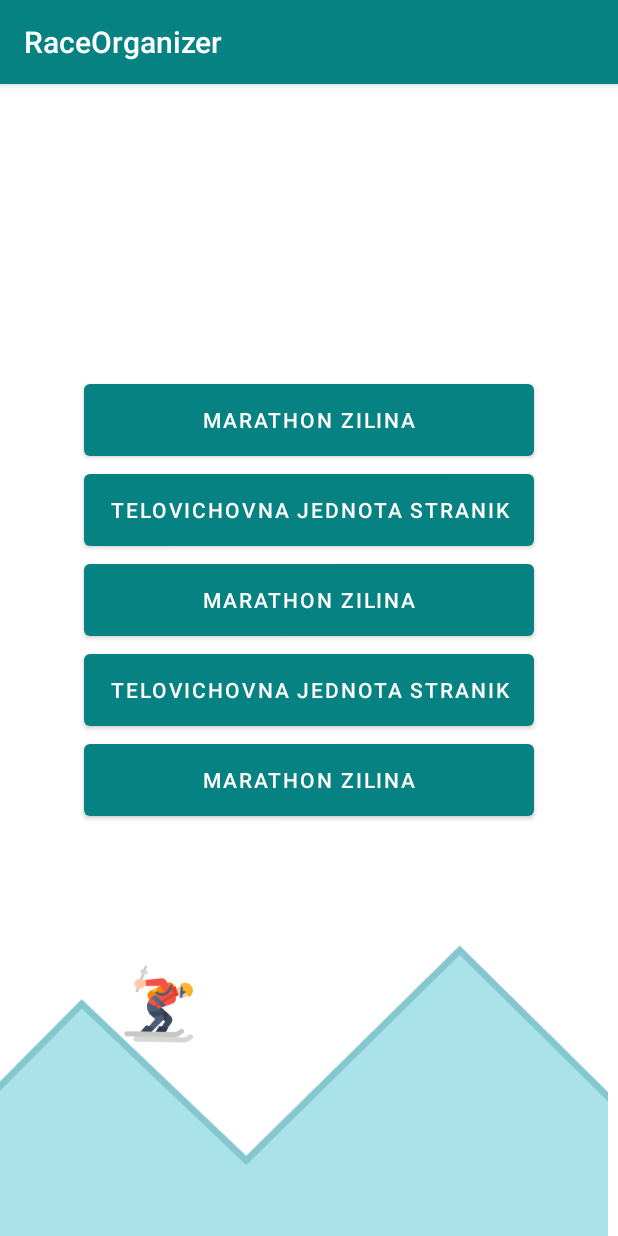
After one commit to lukisko/RaceOrganizer, an Android app: the list_of_races screen opened through its navigation route, on a phone screen of 412 x 824 dp. The commit adds this screen. Run offline under Robolectric (Android 15) with nearby library versions, the light colour scheme and no system bars; our stand-ins replace navigation-ui.

Commit message:
missing one view have to change races list

```diff
--- a/app/build.gradle
+++ b/app/build.gradle
@@ -28,13 +28,16 @@ android {
 }
 
 dependencies {
+    implementation 'androidx.recyclerview:recyclerview:1.2.1'
 
     implementation 'androidx.appcompat:appcompat:1.4.1'
     implementation 'com.google.android.material:material:1.5.0'
     implementation 'androidx.constraintlayout:constraintlayout:2.1.3'
-    implementation 'androidx.navigation:navigation-fragment:2.4.1'
+
+    implementation 'androidx.navigation:navigation-fragment:2.4.2'
     implementation 'androidx.legacy:legacy-support-v4:1.0.0'
     implementation 'androidx.navigation:navigation-ui:2.4.2'
+
     testImplementation 'junit:junit:4.13.2'
     androidTestImplementation 'androidx.test.ext:junit:1.1.3'
     androidTestImplementation 'androidx.test.espresso:espresso-core:3.4.0'
--- a/app/src/main/AndroidManifest.xml
+++ b/app/src/main/AndroidManifest.xml
@@ -10,7 +10,7 @@
         android:supportsRtl="true"
         android:theme="@style/Theme.RaceOrganizer">
         <activity
-            android:name=".MainActivity"
+            android:name=".View.MainActivity"
             android:exported="true">
             <intent-filter>
                 <action android:name="android.intent.action.MAIN" />
--- /dev/null
+++ b/app/src/main/java/com/example/raceorganizer/Model/Checkpoints.java
@@ -0,0 +1,4 @@
+package com.example.raceorganizer.Model;
+
+public class Checkpoints {
+}
--- /dev/null
+++ b/app/src/main/java/com/example/raceorganizer/Model/Race.java
@@ -0,0 +1,56 @@
+package com.example.raceorganizer.Model;
+
+import java.util.Date;
+
+public class Race {
+    private String name;
+    private Date start;
+    private Date end;
+    private RaceType raceType;
+    private int participantsAmount;
+
+    public Race(String name) {
+        this.name = name;
+    }
+
+    public void setName(String name) {
+        this.name = name;
+    }
+
+    public void setStart(Date start) {
+        this.start = start;
+    }
+
+    public void setEnd(Date end) {
+        this.end = end;
+    }
+
+    public void setRaceType(RaceType raceType) {
+        this.raceType = raceType;
+    }
+
+    public void setParticipantsAmount(int participantsAmount) {
+        this.participantsAmount = participantsAmount;
+    }
+
+    public String getName() {
+        return name;
+    }
+
+    public Date getStart() {
+        return start;
+    }
+
+    public Date getEnd() {
+        return end;
+    }
+
+    public RaceType getRaceType() {
+        return raceType;
+    }
+
+    public int getParticipantsAmount() {
+        return participantsAmount;
+    }
+
+}
--- /dev/null
+++ b/app/src/main/java/com/example/raceorganizer/RaceAdapter.java
@@ -0,0 +1,61 @@
+package com.example.raceorganizer;
+
+import android.view.LayoutInflater;
+import android.view.View;
+import android.view.ViewGroup;
+import android.widget.Button;
+import android.widget.TextView;
+
+import androidx.annotation.NonNull;
+import androidx.recyclerview.widget.RecyclerView;
+
+import com.example.raceorganizer.Model.Race;
+
+import java.util.ArrayList;
+
+public class RaceAdapter extends RecyclerView.Adapter<RaceAdapter.ViewHolder> {
+
+    private ArrayList<Race> races;
+    private OnCLick listener;
+
+    public RaceAdapter(ArrayList<Race> races){
+        this.races = races;
+    }
+    @NonNull
+    @Override
+    public ViewHolder onCreateViewHolder(@NonNull ViewGroup parent, int viewType) {
+        LayoutInflater inflater = LayoutInflater.from(parent.getContext());
+        View view = inflater.inflate(R.layout.race_list, parent, false);
+        return new ViewHolder(view);
+    }
+
+    @Override
+    public void onBindViewHolder(@NonNull ViewHolder holder, int position) {
+        holder.name.setText(races.get(position).getName());
+    }
+
+    @Override
+    public int getItemCount() {
+        return races.size();
+    }
+
+    public void setOnClickListener(OnCLick listener) {
+        this.listener = listener;
+    }
+
+    public class ViewHolder extends RecyclerView.ViewHolder{
+
+        private Button name;
+
+        public ViewHolder(@NonNull View itemView) {
+            super(itemView);
+            name = itemView.findViewById(R.id.name);
+            itemView.setOnClickListener(l -> {
+                listener.onClick(races.get(getBindingAdapterPosition()));
+            });
+        }
+    }
+    public interface OnCLick{
+        void onClick(Race race);
+    }
+}
--- a/app/src/main/java/com/example/raceorganizer/home.java
+++ b/app/src/main/java/com/example/raceorganizer/View/home.java
@@ -1,20 +1,22 @@
-package com.example.raceorganizer;
+package com.example.raceorganizer.View;
 
 import android.os.Bundle;
 
 import androidx.fragment.app.Fragment;
 import androidx.navigation.NavController;
-import androidx.navigation.Navigation;
 
 import android.view.LayoutInflater;
 import android.view.View;
 import android.view.ViewGroup;
 import android.widget.Button;
 
+import com.example.raceorganizer.R;
+
 public class home extends Fragment {
 
 
     NavController navController;
+    Button organize;
 
     View view;
 
@@ -24,7 +26,7 @@ public class home extends Fragment {
 
         view = inflater.inflate(R.layout.fragment_home, container, false);
 
-        Button organize = view.findViewById(R.id.organize);
+        organize = view.findViewById(R.id.organize);
         organize.setOnClickListener(o -> ((MainActivity)this.getActivity()).navController.navigate(R.id.login_register));
         return view;
     }
--- /dev/null
+++ b/app/src/main/java/com/example/raceorganizer/View/list_of_races.java
@@ -0,0 +1,53 @@
+package com.example.raceorganizer.View;
+
+import android.os.Bundle;
+
+import androidx.fragment.app.Fragment;
+import androidx.recyclerview.widget.LinearLayoutManager;
+import androidx.recyclerview.widget.RecyclerView;
+
+import android.view.LayoutInflater;
+import android.view.View;
+import android.view.ViewGroup;
+
+import com.example.raceorganizer.Model.Race;
+import com.example.raceorganizer.R;
+import com.example.raceorganizer.RaceAdapter;
+
+import java.util.ArrayList;
+
+
+public class list_of_races extends Fragment {
+    private RecyclerView foodList;
+    private RaceAdapter foodAdapter;
+    private ArrayList<Race> foods;
+
+    View view;
+
+    @Override
+    public View onCreateView(LayoutInflater inflater, ViewGroup container,
+                             Bundle savedInstanceState) {
+        view = inflater.inflate(R.layout.fragment_list_of_races, container, false);
+
+        testRaceList();
+
+        return view;
+    }
+
+    private void testRaceList(){
+
+        foodList = view.findViewById(R.id.recicleView);
+        foodList.hasFixedSize();
+        foodList.setLayoutManager(new LinearLayoutManager(view.getContext()));
+
+        foods = new ArrayList<>();
+        for(int i=0; i<200; i++) {
+            foods.add(new Race("marathon zilina"));
+            foods.add(new Race("telovichovna jednota stranik"));
+        }
+
+
+        foodAdapter = new RaceAdapter(foods);
+        foodList.setAdapter(foodAdapter);
+    }
+}
--- a/app/src/main/res/layout/activity_main.xml
+++ b/app/src/main/res/layout/activity_main.xml
@@ -11,7 +11,7 @@
     <androidx.coordinatorlayout.widget.CoordinatorLayout
         android:layout_width="match_parent"
         android:layout_height="match_parent"
-        tools:context=".MainActivity">
+        tools:context=".View.MainActivity">
 
         <com.google.android.material.appbar.AppBarLayout
             android:layout_width="match_parent"
--- a/app/src/main/res/layout/fragment_home.xml
+++ b/app/src/main/res/layout/fragment_home.xml
@@ -4,7 +4,7 @@
     xmlns:tools="http://schemas.android.com/tools"
     android:layout_width="match_parent"
     android:layout_height="match_parent"
-    tools:context=".home">
+    tools:context=".View.home">
 
 
     <TextView
--- /dev/null
+++ b/app/src/main/res/layout/fragment_list_of_races.xml
@@ -0,0 +1,45 @@
+<?xml version="1.0" encoding="utf-8"?>
+<androidx.constraintlayout.widget.ConstraintLayout xmlns:android="http://schemas.android.com/apk/res/android"
+    xmlns:app="http://schemas.android.com/apk/res-auto"
+    xmlns:tools="http://schemas.android.com/tools"
+    android:layout_width="match_parent"
+    android:layout_height="match_parent"
+    tools:context=".View.list_of_races"
+    android:background="@color/white">
+
+
+    <androidx.recyclerview.widget.RecyclerView
+        android:id="@+id/recicleView"
+        android:layout_width="match_parent"
+        android:layout_height="300dp"
+        app:layout_constraintBottom_toTopOf="@+id/imageView5"
+        app:layout_constraintEnd_toEndOf="parent"
+        app:layout_constraintHorizontal_bias="1.0"
+        app:layout_constraintStart_toStartOf="parent" />
+
+    <ImageView
+        android:id="@+id/imageView5"
+        android:layout_width="405dp"
+        android:layout_height="364dp"
+        android:layout_marginBottom="-90dp"
+        android:src="@drawable/mountains"
+        app:layout_constraintBottom_toBottomOf="parent"
+        app:layout_constraintEnd_toEndOf="parent"
+        app:layout_constraintHorizontal_bias="0.0"
+        app:layout_constraintStart_toStartOf="parent" />
+
+    <ImageView
+        android:id="@+id/image6"
+        android:layout_width="69dp"
+        android:layout_height="78dp"
+        android:layout_marginBottom="110dp"
+        android:src="@drawable/skies"
+        app:layout_constraintBottom_toBottomOf="parent"
+        app:layout_constraintEnd_toEndOf="parent"
+        app:layout_constraintHorizontal_bias="0.216"
+        app:layout_constraintStart_toStartOf="parent"
+        app:layout_constraintTop_toTopOf="@+id/imageView5"
+        app:layout_constraintVertical_bias="1.0" />
+
+
+</androidx.constraintlayout.widget.ConstraintLayout>
--- a/app/src/main/res/layout/fragment_login_register.xml
+++ b/app/src/main/res/layout/fragment_login_register.xml
@@ -4,7 +4,7 @@
     xmlns:tools="http://schemas.android.com/tools"
     android:layout_width="match_parent"
     android:layout_height="match_parent"
-    tools:context=".login_register">
+    tools:context=".View.login_register">
 
 
     <EditText
@@ -97,7 +97,7 @@
         tools:ignore="MissingConstraints" />
 
     <com.google.android.material.floatingactionbutton.FloatingActionButton
-        android:id="@+id/fab"
+        android:id="@+id/next"
         android:layout_width="63dp"
         android:layout_height="59dp"
         android:layout_gravity="end|bottom"
--- /dev/null
+++ b/app/src/main/res/layout/race_list.xml
@@ -0,0 +1,15 @@
+<?xml version="1.0" encoding="utf-8"?>
+<LinearLayout xmlns:android="http://schemas.android.com/apk/res/android"
+    xmlns:app="http://schemas.android.com/apk/res-auto"
+    android:background="@color/white"
+    android:layout_width="match_parent"
+    android:gravity="top|center_horizontal"
+    android:layout_height="wrap_content">
+
+    <Button
+        android:id="@+id/name"
+        android:layout_width="300dp"
+        android:layout_height="60dp"
+        android:text="asd"/>
+
+</LinearLayout>
--- a/app/src/main/res/navigation/navigation.xml
+++ b/app/src/main/res/navigation/navigation.xml
@@ -6,12 +6,17 @@
     app:startDestination="@id/home">
     <fragment
         android:id="@+id/home"
-        android:name="com.example.raceorganizer.home"
+        android:name="com.example.raceorganizer.View.home"
         android:label="home"
         tools:layout="@layout/fragment_home" />
     <fragment
         android:id="@+id/login_register"
-        android:name="com.example.raceorganizer.login_register"
+        android:name="com.example.raceorganizer.View.login_register"
         android:label="login/register"
         tools:layout="@layout/fragment_login_register" />
+    <fragment
+        android:id="@+id/list_of_races"
+        android:name="com.example.raceorganizer.View.list_of_races"
+        android:label="fragment_list_of_races"
+        tools:layout="@layout/fragment_list_of_races" />
 </navigation>
```
Also changed, not shown: app/src/main/java/com/example/raceorganizer/Model/RaceType.java (added, +7 -0 lines), app/src/main/java/com/example/raceorganizer/View/MainActivity.java (renamed from app/src/main/java/com/example/raceorganizer/MainActivity.java, +12 -1 lines), app/src/main/java/com/example/raceorganizer/View/login_register.java (added, +30 -0 lines), app/src/main/java/com/example/raceorganizer/login_register.java (deleted, +0 -25 lines), app/src/main/res/drawable/bicycle.png (added), app/src/main/res/drawable/mountains.png (added), app/src/main/res/drawable/skies.png (added).
